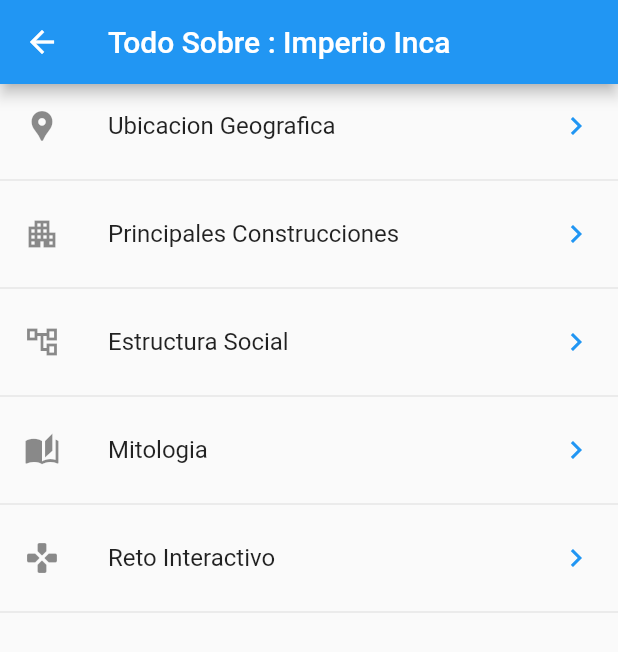
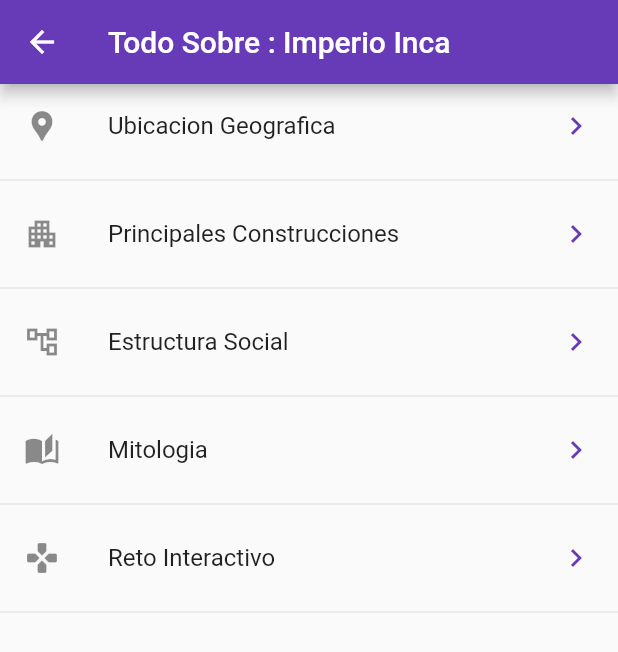
Before and after one commit to JuanDavid69/culturas_precolombinas, a Flutter app: the screen it shows after launch, after a tap on "IMPERIO INCA", after a tap on the "arrow forward ios" icon, on a phone screen of 412 x 824 dp. Shown: the top 652 px of the screen. Run offline on Flutter 3.47's test engine with Material 2 defaults, Android fonts, the phone set to English and light mode, and no system bars; our stand-ins replace google_fonts; network calls fail.

Commit message:
change colors on many elements

```diff
--- a/culturas_precolombinas/data/menu_culturas.json
+++ b/culturas_precolombinas/data/menu_culturas.json
@@ -3,7 +3,7 @@
     "rutas" : [
         {
             "ruta" : "incas",
-            "color" : "red",
+            "color" : "amber",
             "titulo" : "IMPERIO INCA",
             "descripcion" : "El Imperio incaico o inca fue el mayor imperio en la América precolombina. Al territorio se denominó Tawantinsuyo o Tahuantinsuyo y al período de su dominio se le conoce, además, como incanato. Floreció en la región de los Andes peruanos entre los siglos xv y xvi, como consecuencia del apogeo de la civilización incaica. Con la extensión del imperio, esta fue absorbiendo nuevas expresiones culturales de los pueblos incorporados, y se ubicó en los actuales territorios del Perú, Bolivia, Ecuador, Chile, Argentina y Colombia.",
             "image" : "incas.png",
@@ -14,7 +14,7 @@
         },
         {
             "ruta" : "aztecas",
-            "color" : "green",
+            "color" : "red",
             "titulo" : "IMPERIO AZTECA",
             "descripcion" : "El Imperio azteca —también llamado, de forma minoritaria, Triple alianza, Imperio mexica o Imperio tenochca— fue una entidad de control territorial, político y económico que existió en la zona central de Mesoamérica, durante el Posclásico Tardío, antes de la Conquista española. Cuando los españoles llegaron en 1519, las tierras de la Alianza se gobernaron efectivamente desde Tenochtitlan, mientras que los otros socios en la alianza habían asumido roles subsidiarios",
             "image" : "aztecas.png",
@@ -25,7 +25,7 @@
         },
         {
             "ruta" : "mayas",
-            "color" : "amber",
+            "color" : "green",
             "titulo" : "IMPERIO MAYA",
             "descripcion" : "La cultura maya se refiere a una civilización mesoamericana que destacó a lo largo de más de dos milenios en numerosos aspectos socioculturales como su escritura jeroglífica, uno de los pocos sistemas de escritura plenamente desarrollados del continente americano precolombino, su arte, la arquitectura, su mitología y sus notables sistemas de numeración, así como en astronomía, matemáticas y comprensión de la ecología.",
             "image" : "mayas.png",
--- a/culturas_precolombinas/lib/main.dart
+++ b/culturas_precolombinas/lib/main.dart
@@ -10,6 +10,10 @@ class MyApp extends StatelessWidget {
   @override
   Widget build(BuildContext context) {
     return MaterialApp(
+      theme: ThemeData(
+          primaryColorDark: Color(0xFF512DA8),
+          primaryColor: Color(0xFF673AB7),
+          accentColor: Color(0xFFFFC107)),
       title: 'Componentes flutter App',
       debugShowCheckedModeBanner: false,
       initialRoute: '/',
--- a/culturas_precolombinas/lib/src/pages/home_page.dart
+++ b/culturas_precolombinas/lib/src/pages/home_page.dart
@@ -135,15 +135,12 @@ class HomePageState extends State<HomePage> {
         ),
         Container(
           padding: const EdgeInsets.only(left: 235, top: 30),
-          child: RaisedButton(
-              color: Colors.blueGrey[700],
+          child: FloatingActionButton(
+              backgroundColor: Color(0xFF512DA8),
               onPressed: () {
                 Navigator.pushNamed(context, element['ruta']);
               },
-              child: Icon(
-                Icons.arrow_forward_ios_sharp,
-                color: Colors.lightGreen[300],
-              )),
+              child: Icon(Icons.arrow_forward_ios_sharp, color: Colors.amber)),
         )
       ],
     );
--- a/culturas_precolombinas/lib/src/pages/incas/incas_page.dart
+++ b/culturas_precolombinas/lib/src/pages/incas/incas_page.dart
@@ -38,7 +38,7 @@ class IncasPage extends StatelessWidget {
       leading: Icon(Icons.location_pin),
       trailing: Icon(
         Icons.keyboard_arrow_right_outlined,
-        color: Colors.blue,
+        color: Colors.deepPurple,
       ),
       onTap: () {
         Navigator.pushNamed(context, 'ubicacion_incas');
@@ -52,7 +52,7 @@ class IncasPage extends StatelessWidget {
       leading: Icon(Icons.apartment_outlined),
       trailing: Icon(
         Icons.keyboard_arrow_right_outlined,
-        color: Colors.blue,
+        color: Colors.deepPurple,
       ),
       onTap: () {
         Navigator.pushNamed(context, 'construccion_incas');
@@ -66,7 +66,7 @@ class IncasPage extends StatelessWidget {
       leading: Icon(Icons.account_tree_outlined),
       trailing: Icon(
         Icons.keyboard_arrow_right_outlined,
-        color: Colors.blue,
+        color: Colors.deepPurple,
       ),
       onTap: () {
         Navigator.pushNamed(context, 'social_incas');
@@ -80,7 +80,7 @@ class IncasPage extends StatelessWidget {
       leading: Icon(Icons.auto_stories),
       trailing: Icon(
         Icons.keyboard_arrow_right_outlined,
-        color: Colors.blue,
+        color: Colors.deepPurple,
       ),
       onTap: () {
         Navigator.pushNamed(context, 'mitologia_incas');
@@ -94,7 +94,7 @@ class IncasPage extends StatelessWidget {
       leading: Icon(Icons.gamepad_rounded),
       trailing: Icon(
         Icons.keyboard_arrow_right_outlined,
-        color: Colors.blue,
+        color: Colors.deepPurple,
       ),
       onTap: () {
         Navigator.pushNamed(context, 'reto_incas');
```
Also changed, not shown: culturas_precolombinas/lib/src/pages/aztecas/aztecas_page.dart (+5 -5 lines), culturas_precolombinas/lib/src/pages/mayas/mayas_page.dart (+5 -5 lines).
